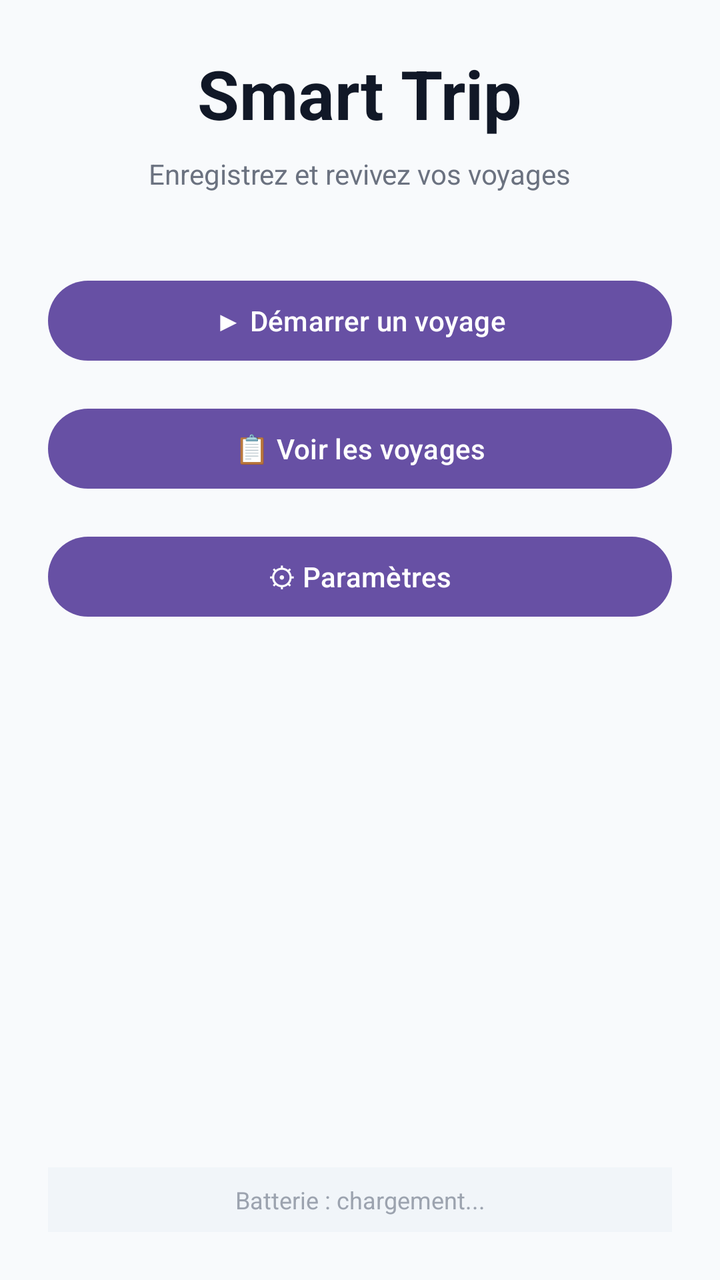
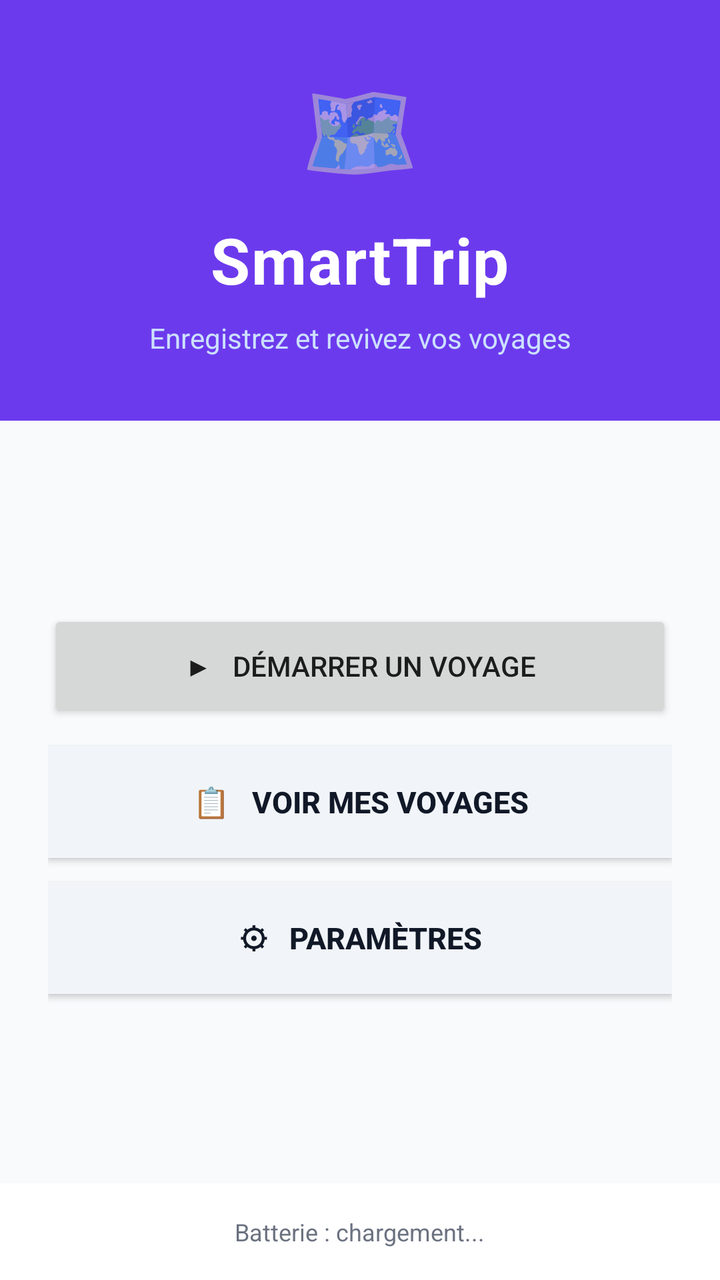

Two renders of the same Android screen: before a commit and after it. Below are the layout's source before the change and the commit's diff.
<!-- AndroidManifest.xml: application theme Theme.SmartTrip -->
<!-- res/layout/activity_main.xml -->
<LinearLayout xmlns:android="http://schemas.android.com/apk/res/android" android:layout_width="match_parent" android:layout_height="match_parent" android:orientation="vertical" android:gravity="center" android:padding="24dp" android:background="#F8FAFC">
    <TextView
        android:id="@+id/tvTitle"
        android:layout_width="wrap_content"
        android:layout_height="wrap_content"
        android:text="Smart Trip"
        android:textSize="34sp"
        android:textStyle="bold"
        android:textColor="#111827"
        android:layout_marginBottom="8dp"/>
    <TextView
        android:layout_width="wrap_content"
        android:layout_height="wrap_content"
        android:text="Enregistrez et revivez vos voyages"
        android:textSize="14sp"
        android:textColor="#6B7280"
        android:layout_marginBottom="40dp"/>
    <Button
        android:id="@+id/btnStartTrip"
        android:layout_width="match_parent"
        android:layout_height="wrap_content"
        android:text="▶ Démarrer un voyage"
        android:layout_marginBottom="16dp"
        android:minHeight="48dp"/>
    <Button
        android:id="@+id/btnViewTrips"
        android:layout_width="match_parent"
        android:layout_height="wrap_content"
        android:text="📋 Voir les voyages"
        android:layout_marginBottom="16dp"
        android:minHeight="48dp"/>
    <Button
        android:id="@+id/btnSettings"
        android:layout_width="match_parent"
        android:layout_height="wrap_content"
        android:text="⚙ Paramètres"
        android:minHeight="48dp"/>
    
    <View
        android:layout_width="0dp"
        android:layout_height="0dp"
        android:layout_weight="1"/>
    
    <TextView
        android:id="@+id/tvBatteryStatus"
        android:layout_width="match_parent"
        android:layout_height="wrap_content"
        android:text="Batterie : chargement..."
        android:textSize="12sp"
        android:textColor="#9CA3AF"
        android:gravity="center"
        android:padding="8dp"
        android:background="#F1F5F9"/>
</LinearLayout>
<!-- resources referenced by this layout -->
<resources>
  <style name="Theme.SmartTrip" parent="Base.Theme.SmartTrip" />
  <style name="Base.Theme.SmartTrip" parent="Theme.Material3.DayNight.NoActionBar">
          
          
      </style>
</resources>

<!-- the commit's change to res/layout/activity_main.xml (unified diff, before → after) -->
@@ -1,54 +1,97 @@
-<LinearLayout xmlns:android="http://schemas.android.com/apk/res/android" android:layout_width="match_parent" android:layout_height="match_parent" android:orientation="vertical" android:gravity="center" android:padding="24dp" android:background="#F8FAFC">
-    <TextView
-        android:id="@+id/tvTitle"
-        android:layout_width="wrap_content"
-        android:layout_height="wrap_content"
-        android:text="Smart Trip"
-        android:textSize="34sp"
-        android:textStyle="bold"
-        android:textColor="#111827"
-        android:layout_marginBottom="8dp"/>
-    <TextView
-        android:layout_width="wrap_content"
-        android:layout_height="wrap_content"
-        android:text="Enregistrez et revivez vos voyages"
-        android:textSize="14sp"
-        android:textColor="#6B7280"
-        android:layout_marginBottom="40dp"/>
-    <Button
-        android:id="@+id/btnStartTrip"
+<?xml version="1.0" encoding="utf-8"?>
+<LinearLayout xmlns:android="http://schemas.android.com/apk/res/android"
+    android:layout_width="match_parent"
+    android:layout_height="match_parent"
+    android:orientation="vertical"
+    android:background="@color/background">
+
+    
+    <LinearLayout
         android:layout_width="match_parent"
         android:layout_height="wrap_content"
-        android:text="▶ Démarrer un voyage"
-        android:layout_marginBottom="16dp"
-        android:minHeight="48dp"/>
-    <Button
-        android:id="@+id/btnViewTrips"
+        android:background="@color/primary"
+        android:orientation="vertical"
+        android:padding="32dp"
+        android:paddingTop="48dp"
+        android:paddingBottom="40dp"
+        android:gravity="center">
+
+        <TextView
+            android:layout_width="wrap_content"
+            android:layout_height="wrap_content"
+            android:text="🗺️"
+            android:textSize="48sp"
+            android:layout_marginBottom="12dp" />
+
+        <TextView
+            android:id="@+id/tvTitle"
+            android:layout_width="wrap_content"
+            android:layout_height="wrap_content"
+            android:text="SmartTrip"
+            android:textSize="32sp"
+            android:textStyle="bold"
+            android:textColor="@color/white"
+            android:letterSpacing="0.02"
+            android:layout_marginBottom="8dp" />
+
+        <TextView
+            android:layout_width="wrap_content"
+            android:layout_height="wrap_content"
+            android:text="Enregistrez et revivez vos voyages"
+            android:textSize="14sp"
+            android:textColor="#CCE0FF"
+            android:gravity="center" />
+
+    </LinearLayout>
+
+    
+    <LinearLayout
+        android:layout_width="match_parent"
+        android:layout_height="0dp"
+        android:layout_weight="1"
+        android:orientation="vertical"
+        android:padding="24dp"
+        android:gravity="center_vertical">
+
+        <Button
+            android:id="@+id/btnStartTrip"
+            android:layout_width="match_parent"
+            android:layout_height="56dp"
+            android:text="▶   Démarrer un voyage"
+            android:layout_marginBottom="12dp" />
+
+        <Button
+            android:id="@+id/btnViewTrips"
+            android:layout_width="match_parent"
+            android:layout_height="56dp"
+            android:text="📋   Voir mes voyages"
+            style="@style/Widget.SmartTrip.Button.Secondary"
+            android:layout_marginBottom="12dp" />
+
+        <Button
+            android:id="@+id/btnSettings"
+            android:layout_width="match_parent"
+            android:layout_height="56dp"
+            android:text="⚙   Paramètres"
+            style="@style/Widget.SmartTrip.Button.Secondary" />
+
+    </LinearLayout>
+
+    
+    <LinearLayout
         android:layout_width="match_parent"
         android:layout_height="wrap_content"
-        android:text="📋 Voir les voyages"
-        android:layout_marginBottom="16dp"
-        android:minHeight="48dp"/>
-    <Button
-        android:id="@+id/btnSettings"
-        android:layout_width="match_parent"
-        android:layout_height="wrap_content"
-        android:text="⚙ Paramètres"
-        android:minHeight="48dp"/>
-    
-    <View
-        android:layout_width="0dp"
-        android:layout_height="0dp"
-        android:layout_weight="1"/>
-    
-    <TextView
-        android:id="@+id/tvBatteryStatus"
-        android:layout_width="match_parent"
-        android:layout_height="wrap_content"
-        android:text="Batterie : chargement..."
-        android:textSize="12sp"
-        android:textColor="#9CA3AF"
-        android:gravity="center"
-        android:padding="8dp"
-        android:background="#F1F5F9"/>
+        android:background="@color/surface"
+        android:padding="16dp"
+        android:gravity="center">
+
+        <TextView
+            android:id="@+id/tvBatteryStatus"
+            android:layout_width="wrap_content"
+            android:layout_height="wrap_content"
+            android:text="Batterie : chargement..."
+            android:textSize="12sp"
+            android:textColor="@color/text_muted" />
+    </LinearLayout>
+
 </LinearLayout>
<!-- resource entries referenced after the edit -->
@@ -1,9 +1,23 @@
 <!-- resources referenced by this layout -->
 <resources>
-  <style name="Theme.SmartTrip" parent="Base.Theme.SmartTrip" />
-  <style name="Base.Theme.SmartTrip" parent="Theme.Material3.DayNight.NoActionBar">
-          
-          
+  <color name="background">#F8FAFC</color>
+  <color name="primary">#6C3AED</color>
+  <color name="surface">#FFFFFF</color>
+  <color name="text_muted">#6B7280</color>
+  <color name="white">#FFFFFF</color>
+  <style name="Widget.SmartTrip.Button.Secondary">
+          <item name="android:background">@color/surface_alt</item>
+          <item name="android:textColor">@color/text_primary</item>
       </style>
+  <style name="Theme.SmartTrip" parent="Theme.AppCompat.Light.NoActionBar">
+          <item name="colorPrimary">@color/primary</item>
+          <item name="colorPrimaryDark">@color/primary_dark</item>
+          <item name="colorAccent">@color/primary</item>
+          <item name="android:windowBackground">@color/background</item>
+          <item name="android:statusBarColor">@color/primary_dark</item>
+      </style>
+  <color name="surface_alt">#F1F5F9</color>
+  <color name="text_primary">#111827</color>
+  <color name="primary_dark">#5B21B6</color>
 </resources>
 
